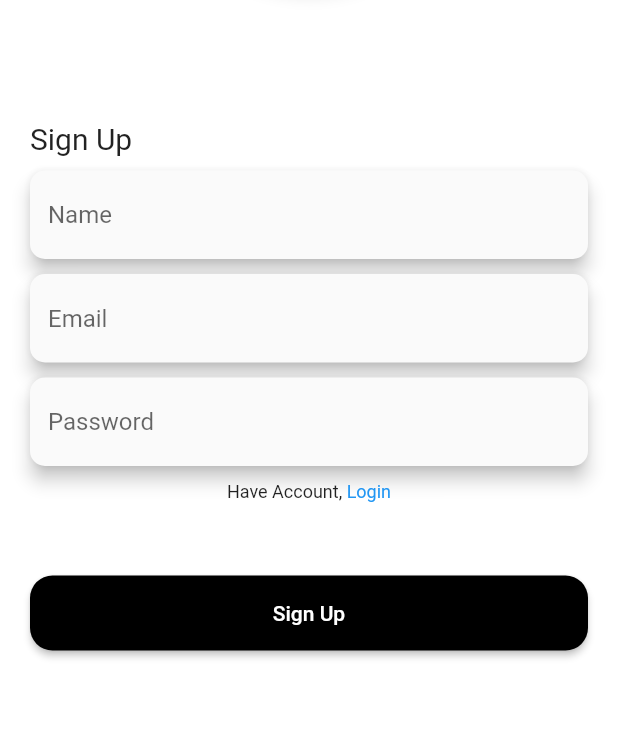
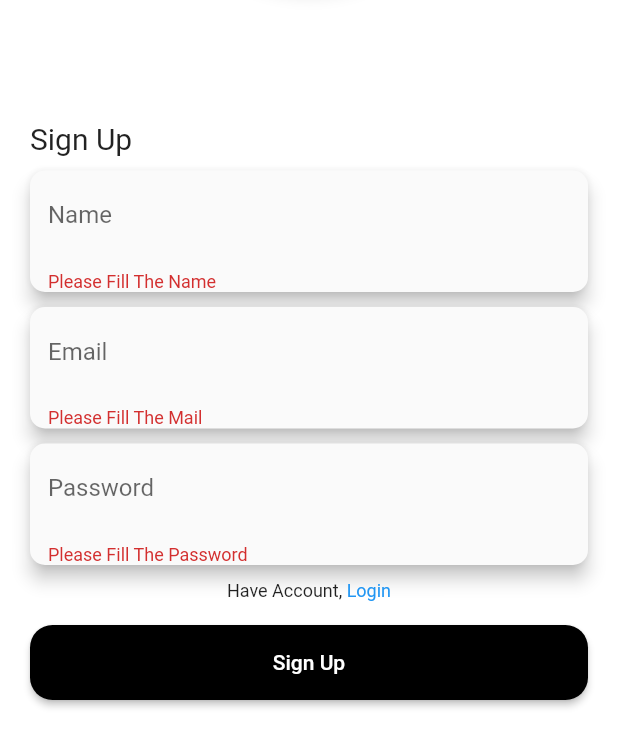
Before and after one commit to mrowenhuang/clean-architecture-home-rental, a Flutter app: the SignupPage screen opened directly, after a tap on "Sign Up", on a phone screen of 412 x 824 dp, the part 497-1236 px from its top. Run offline on Flutter 3.47's test engine with Material 3 defaults, Android fonts, the light colour scheme and no system bars; our stand-ins replace awesome_snackbar_content, bloc, cloud_firestore, dartz, equatable, firebase_auth and 4 more; accounts and stored records are empty; Roboto replaces fonts that are missing (Kodchasan).

Commit message:
update auth

```diff
--- a/lib/features/auth/presentation/bloc/auth_state.dart
+++ b/lib/features/auth/presentation/bloc/auth_state.dart
@@ -12,9 +12,8 @@ class AuthInitial extends AuthState {}
 final class AuthLoadingState extends AuthInitial {}
 
 final class AuthSuccessState extends AuthInitial {
-  final UserEntities user;
-
-  AuthSuccessState({required this.user});
+  final UserEntities? user;
+  AuthSuccessState({this.user});
 }
 
 final class AuthFailedState extends AuthInitial {}
--- a/lib/features/auth/presentation/pages/signup_page.dart
+++ b/lib/features/auth/presentation/pages/signup_page.dart
@@ -1,3 +1,4 @@
+import 'package:awesome_snackbar_content/awesome_snackbar_content.dart';
 import 'package:clean_architecture_rental_room/core/navigation/app_navigation.dart';
 import 'package:clean_architecture_rental_room/features/auth/domain/entities/user_entities.dart';
 import 'package:clean_architecture_rental_room/features/auth/presentation/bloc/auth_bloc.dart';
@@ -6,16 +7,41 @@ import 'package:flutter/material.dart';
 import 'package:flutter_bloc/flutter_bloc.dart';
 
 class SignupPage extends StatelessWidget {
-  const SignupPage({super.key});
+  SignupPage({super.key});
 
+  final GlobalKey<FormState> _formKey = GlobalKey<FormState>();
+
+  final TextEditingController nameC = TextEditingController();
+  final TextEditingController emailC = TextEditingController();
+  final TextEditingController passC = TextEditingController();
   @override
   Widget build(BuildContext context) {
     final size = MediaQuery.of(context).size;
-    final TextEditingController nameC = TextEditingController();
-    final TextEditingController emailC = TextEditingController();
-    final TextEditingController passC = TextEditingController();
+
     return Scaffold(
-      body: SingleChildScrollView(
+      body: BlocListener<AuthBloc, AuthState>(
+        listener: (context, state) {
+          if (state is AuthSingupFailedState) {
+            ScaffoldMessenger.of(context)
+              ..hideCurrentSnackBar()
+              ..showSnackBar(
+                SnackBar(
+                  margin: EdgeInsets.only(bottom: size.height - 200),
+                  elevation: 0,
+                  behavior: SnackBarBehavior.floating,
+                  backgroundColor: Colors.transparent,
+                  content: AwesomeSnackbarContent(
+                    title: 'Singup Failed',
+                    message: state.message.substring(
+                      state.message.indexOf(']') + 2,
+                    ),
+                    contentType: ContentType.failure,
+                  ),
+                ),
+              );
+          }
+        },
+        child: SingleChildScrollView(
           child: Padding(
             padding: const EdgeInsets.all(20),
             child: SizedBox(
@@ -30,13 +56,17 @@ class SignupPage extends StatelessWidget {
                         elevation: 5,
                         child: CircleAvatar(
                           maxRadius: 100,
-                        backgroundImage: AssetImage('assets/logo/tinggal.jpg'),
+                          backgroundImage: AssetImage(
+                            'assets/logo/tinggal.jpg',
+                          ),
                           backgroundColor: Colors.white,
                         ),
                       ),
                     ),
                   ),
                   Expanded(
+                    child: Form(
+                      key: _formKey,
                       child: Column(
                         crossAxisAlignment: CrossAxisAlignment.start,
                         children: [
@@ -45,7 +75,15 @@ class SignupPage extends StatelessWidget {
                           Material(
                             elevation: 5,
                             borderRadius: BorderRadius.circular(10),
-                        child: TextField(
+                            child: TextFormField(
+                              validator: (value) {
+                                if (value!.isNotEmpty && value.length <= 8) {
+                                  return 'Name Need 8 Character';
+                                } else if (value.isEmpty) {
+                                  return 'Please Fill The Name';
+                                }
+                                return null;
+                              },
                               controller: nameC,
                               decoration: InputDecoration(
                                 border: OutlineInputBorder(
@@ -60,7 +98,13 @@ class SignupPage extends StatelessWidget {
                           Material(
                             elevation: 5,
                             borderRadius: BorderRadius.circular(10),
-                        child: TextField(
+                            child: TextFormField(
+                              validator: (value) {
+                                if (value!.isEmpty) {
+                                  return 'Please Fill The Mail';
+                                }
+                                return null;
+                              },
                               controller: emailC,
                               decoration: InputDecoration(
                                 border: OutlineInputBorder(
@@ -75,10 +119,17 @@ class SignupPage extends StatelessWidget {
                           Material(
                             elevation: 5,
                             borderRadius: BorderRadius.circular(10),
-                        child: TextField(
+                            child: TextFormField(
                               controller: passC,
                               obscureText: true,
-
+                              validator: (value) {
+                                if (value!.isNotEmpty && value.length < 8) {
+                                  return 'Password Need More Than 8 Char';
+                                } else if (value.isEmpty) {
+                                  return 'Please Fill The Password';
+                                }
+                                return null;
+                              },
                               decoration: InputDecoration(
                                 border: OutlineInputBorder(
                                   borderRadius: BorderRadius.circular(10),
@@ -117,6 +168,7 @@ class SignupPage extends StatelessWidget {
                           Spacer(),
                           ElevatedButton(
                             onPressed: () {
+                              if (_formKey.currentState!.validate()) {
                                 context.read<AuthBloc>().add(
                                   SignupAuthEvent(
                                     user: UserEntities(
@@ -126,6 +178,7 @@ class SignupPage extends StatelessWidget {
                                     ),
                                   ),
                                 );
+                              }
                             },
                             style: ElevatedButton.styleFrom(
                               backgroundColor: Colors.black,
@@ -140,7 +193,9 @@ class SignupPage extends StatelessWidget {
                         ],
                       ),
                     ),
+                  ),
                 ],
+              ),
             ),
           ),
         ),
```
Also changed, not shown: lib/core/navigation/app_navigation.dart (+8 -0 lines), lib/features/auth/presentation/bloc/auth_bloc.dart (+1 -6 lines), lib/features/auth/presentation/pages/login_page.dart (+58 -8 lines), lib/features/auth/presentation/pages/switch_page.dart (+3 -7 lines), pubspec.yaml (+26 -25 lines), pubspec.lock. Lines whose indentation alone changed are shown as unchanged.
